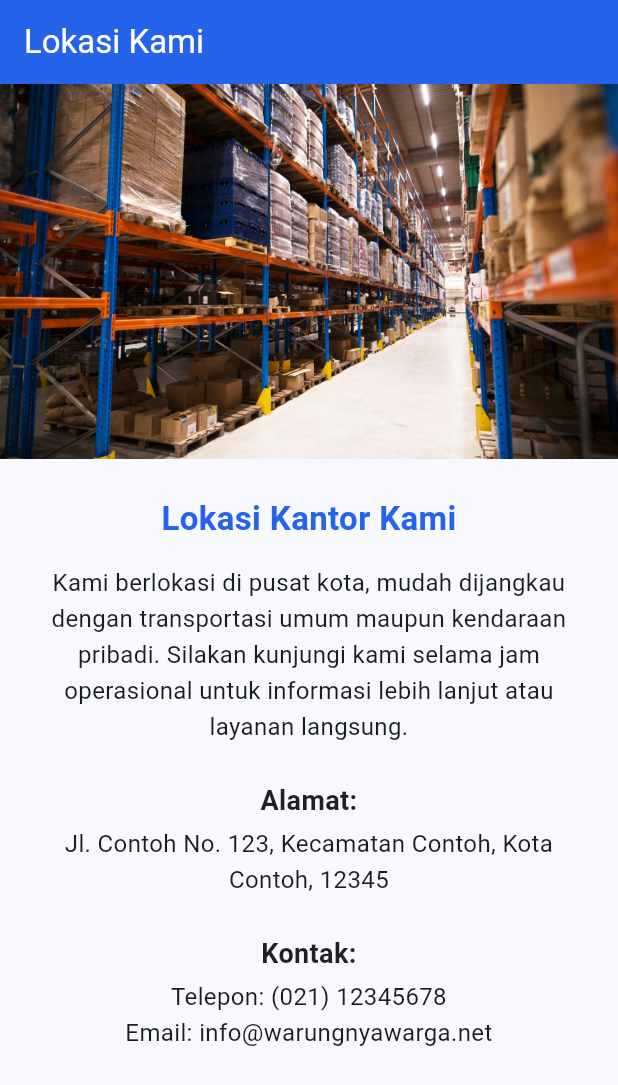
After one commit to Pacifista00/flutter_warungnya_warga_net, a Flutter app: the LocationPage screen opened by its route, on a phone screen of 412 x 824 dp. The commit adds this screen. Shown: the top 1085 px of the screen. Run offline on Flutter 3.47's test engine with Material 3 defaults, Android fonts, the phone set to English and light mode, and no system bars; our stand-ins replace dio, flutter_riverpod, flutter_secure_storage, flutter_svg, go_router, shared_preferences and 2 more; accounts and stored records are empty.

Commit message:
feat: add Location page with full-width image and centered text

```diff
--- /dev/null
+++ b/lib/features/help/presentation/LocationPage.dart
@@ -0,0 +1,108 @@
+import 'package:flutter/material.dart';
+import 'package:flutter_warungnya_warga_net/core/theme/app_colors.dart';
+
+class LocationPage extends StatelessWidget {
+  const LocationPage({super.key});
+
+  @override
+  Widget build(BuildContext context) {
+    final screenWidth = MediaQuery.of(context).size.width;
+
+    return Scaffold(
+      appBar: AppBar(
+        title: const Text("Lokasi Kami"),
+        backgroundColor: AppColors.primary,
+        foregroundColor: Colors.white,
+      ),
+      body: SingleChildScrollView(
+        child: Column(
+          children: [
+            // Foto lokasi full width
+            Image.asset(
+              'assets/images/gudang.jpg', // ganti dengan path foto lokasi
+              width: screenWidth,
+              height: 250,
+              fit: BoxFit.cover,
+            ),
+            const SizedBox(height: 24),
+
+            // Judul
+            const Padding(
+              padding: EdgeInsets.symmetric(horizontal: 16),
+              child: Text(
+                "Lokasi Kantor Kami",
+                textAlign: TextAlign.center,
+                style: TextStyle(
+                  fontSize: 22,
+                  fontWeight: FontWeight.bold,
+                  color: AppColors.primary,
+                ),
+              ),
+            ),
+            const SizedBox(height: 16),
+
+            // Deskripsi
+            const Padding(
+              padding: EdgeInsets.symmetric(horizontal: 16),
+              child: Text(
+                "Kami berlokasi di pusat kota, mudah dijangkau dengan transportasi umum maupun kendaraan pribadi. "
+                "Silakan kunjungi kami selama jam operasional untuk informasi lebih lanjut atau layanan langsung.",
+                textAlign: TextAlign.center,
+                style: TextStyle(fontSize: 16, height: 1.5),
+              ),
+            ),
+            const SizedBox(height: 24),
+
+            // Alamat
+            const Padding(
+              padding: EdgeInsets.symmetric(horizontal: 16),
+              child: Text(
+                "Alamat:",
+                textAlign: TextAlign.center,
+                style: TextStyle(
+                  fontSize: 18,
+                  fontWeight: FontWeight.w600,
+                  color: Colors.black87,
+                ),
+              ),
+            ),
+            const SizedBox(height: 4),
+            const Padding(
+              padding: EdgeInsets.symmetric(horizontal: 16),
+              child: Text(
+                "Jl. Contoh No. 123, Kecamatan Contoh, Kota Contoh, 12345",
+                textAlign: TextAlign.center,
+                style: TextStyle(fontSize: 16, height: 1.5),
+              ),
+            ),
+            const SizedBox(height: 24),
+
+            // Kontak/Info tambahan
+            const Padding(
+              padding: EdgeInsets.symmetric(horizontal: 16),
+              child: Text(
+                "Kontak:",
+                textAlign: TextAlign.center,
+                style: TextStyle(
+                  fontSize: 18,
+                  fontWeight: FontWeight.w600,
+                  color: Colors.black87,
+                ),
+              ),
+            ),
+            const SizedBox(height: 4),
+            const Padding(
+              padding: EdgeInsets.symmetric(horizontal: 16),
+              child: Text(
+                "Telepon: (021) 12345678\nEmail: info@warungnyawarga.net",
+                textAlign: TextAlign.center,
+                style: TextStyle(fontSize: 16, height: 1.5),
+              ),
+            ),
+            const SizedBox(height: 24),
+          ],
+        ),
+      ),
+    );
+  }
+}
--- a/lib/features/profile/presentation/profile_page.dart
+++ b/lib/features/profile/presentation/profile_page.dart
@@ -85,10 +85,13 @@ class ProfilePage extends ConsumerWidget {
                     context.push('/help');
                   },
                 ),
-                const SettingItem(
+                SettingItem(
                   icon: Icons.store_outlined,
                   title: 'Lokasi Kami',
                   subtitle: 'Temukan Gudang kami',
+                  onTap: () {
+                    context.push('/location');
+                  },
                 ),
                 SettingItem(
                   icon: Icons.logout,
--- a/lib/router/app_router.dart
+++ b/lib/router/app_router.dart
@@ -5,6 +5,7 @@ import 'package:flutter_warungnya_warga_net/features/address/presentation/addres
 import 'package:flutter_warungnya_warga_net/features/help/presentation/CaraBelanjaPage.dart';
 import 'package:flutter_warungnya_warga_net/features/help/presentation/FaqPage.dart';
 import 'package:flutter_warungnya_warga_net/features/help/presentation/InfoMenuPage.dart';
+import 'package:flutter_warungnya_warga_net/features/help/presentation/LocationPage.dart';
 import 'package:flutter_warungnya_warga_net/features/help/presentation/TermsPage.dart';
 import 'package:go_router/go_router.dart';
 import 'package:flutter_warungnya_warga_net/core/constant/order_status.dart';
@@ -99,6 +100,10 @@ final routerProvider = Provider<GoRouter>((ref) {
       ),
 
       GoRoute(path: '/terms', builder: (context, state) => const TermsPage()),
+      GoRoute(
+        path: '/location',
+        builder: (context, state) => const LocationPage(),
+      ),
 
       GoRoute(
         path: '/addresses',
--- a/pubspec.yaml
+++ b/pubspec.yaml
@@ -109,4 +109,5 @@ flutter:
       - assets/images/onboarding/
       - assets/images/carousel/
       - assets/images/reward/
+      - assets/images/
       - assets/svg/category_logo/
```
Also changed, not shown: assets/images/gudang.jpg (added).
